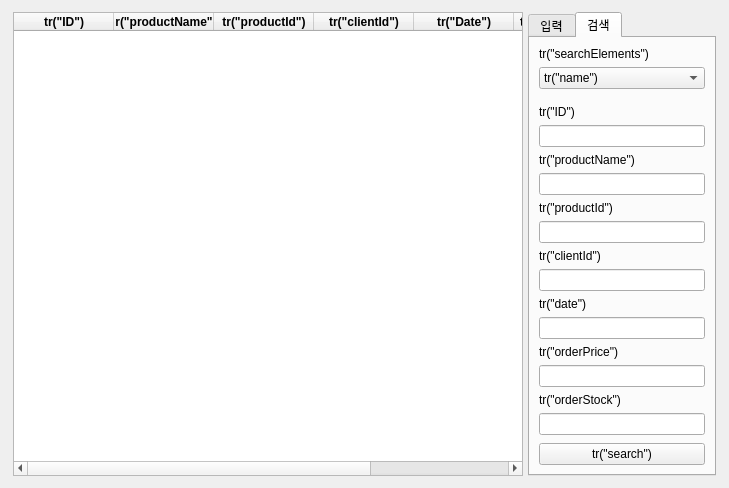
The window that CustomerProduct2Project/ordermanager.ui (SaintMonguss/Qt) describes before a commit, drawn with Qt 5.
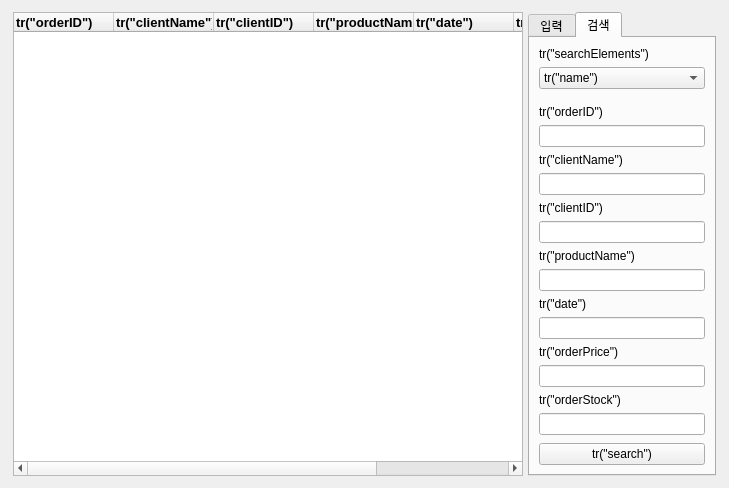
The same window after the commit. The open tabs and pages were chosen to show the change.

Patch:
```diff
--- a/CustomerProduct2Project/ordermanager.ui
+++ b/CustomerProduct2Project/ordermanager.ui
@@ -32,16 +32,36 @@
       <number>1</number>
      </property>
      <item>
-      <widget class="QTableWidget" name="tableWidget_5">
-       <attribute name="horizontalHeaderStretchLastSection">
-        <bool>true</bool>
-       </attribute>
+      <widget class="QTreeWidget" name="treeWidget_5">
        <column>
         <property name="text">
-         <string>tr(&quot;ID&quot;)</string>
+         <string>tr(&quot;orderID&quot;)</string>
         </property>
         <property name="font">
          <font>
+          <pointsize>10</pointsize>
+          <bold>true</bold>
+         </font>
+        </property>
+       </column>
+       <column>
+        <property name="text">
+         <string>tr(&quot;clientName&quot;)</string>
+        </property>
+        <property name="font">
+         <font>
+          <pointsize>10</pointsize>
+          <bold>true</bold>
+         </font>
+        </property>
+       </column>
+       <column>
+        <property name="text">
+         <string>tr(&quot;clientID&quot;)</string>
+        </property>
+        <property name="font">
+         <font>
+          <pointsize>10</pointsize>
           <bold>true</bold>
          </font>
         </property>
@@ -52,36 +72,18 @@
         </property>
         <property name="font">
          <font>
+          <pointsize>10</pointsize>
           <bold>true</bold>
          </font>
         </property>
        </column>
        <column>
         <property name="text">
-         <string>tr(&quot;productId&quot;)</string>
+         <string>tr(&quot;date&quot;)</string>
         </property>
         <property name="font">
          <font>
-          <bold>true</bold>
-         </font>
-        </property>
-       </column>
-       <column>
-        <property name="text">
-         <string>tr(&quot;clientId&quot;)</string>
-        </property>
-        <property name="font">
-         <font>
-          <bold>true</bold>
-         </font>
-        </property>
-       </column>
-       <column>
-        <property name="text">
-         <string>tr(&quot;Date&quot;)</string>
-        </property>
-        <property name="font">
-         <font>
+          <pointsize>10</pointsize>
           <bold>true</bold>
          </font>
         </property>
@@ -92,16 +94,18 @@
         </property>
         <property name="font">
          <font>
+          <pointsize>10</pointsize>
           <bold>true</bold>
          </font>
         </property>
        </column>
        <column>
         <property name="text">
-         <string>tr(&quot;orderStock&quot;)</string>
+         <string>tr(&quot;orderStcok&quot;)</string>
         </property>
         <property name="font">
          <font>
+          <pointsize>10</pointsize>
           <bold>true</bold>
          </font>
         </property>
@@ -407,7 +411,7 @@
                 </sizepolicy>
                </property>
                <property name="text">
-                <string>tr(&quot;ID&quot;)</string>
+                <string>tr(&quot;orderID&quot;)</string>
                </property>
               </widget>
              </item>
@@ -434,7 +438,7 @@
                 </sizepolicy>
                </property>
                <property name="text">
-                <string>tr(&quot;productName&quot;)</string>
+                <string>tr(&quot;clientName&quot;)</string>
                </property>
               </widget>
              </item>
@@ -457,7 +461,7 @@
                 </sizepolicy>
                </property>
                <property name="text">
-                <string>tr(&quot;productId&quot;)</string>
+                <string>tr(&quot;clientID&quot;)</string>
                </property>
               </widget>
              </item>
@@ -477,7 +481,7 @@
                 </sizepolicy>
                </property>
                <property name="text">
-                <string>tr(&quot;clientId&quot;)</string>
+                <string>tr(&quot;productName&quot;)</string>
                </property>
               </widget>
              </item>
```
Left out of the diff: 10 changed lines with no effect on the pictures.
